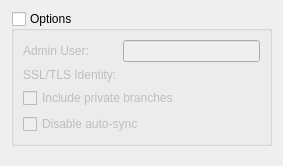
The window that src/plugins/fossil/cloneoptionspanel.ui (nomadbyte/qtcreator-plugin-fossil) describes before a commit, drawn with Qt 5.
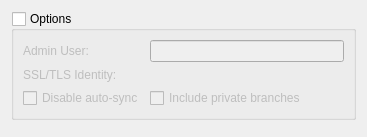
The same window after the commit. Custom widgets are drawn as their Qt base class.

```diff
--- a/src/plugins/fossil/cloneoptionspanel.ui
+++ b/src/plugins/fossil/cloneoptionspanel.ui
@@ -6,8 +6,8 @@
    <rect>
     <x>0</x>
     <y>0</y>
-    <width>283</width>
-    <height>166</height>
+    <width>367</width>
+    <height>137</height>
    </rect>
   </property>
   <property name="windowTitle">
@@ -69,17 +69,7 @@
         </property>
        </widget>
       </item>
-      <item row="2" column="0" colspan="2">
-       <widget class="QCheckBox" name="includePrivateCheckBox">
-        <property name="toolTip">
-         <string>Allow transfer of private branches.</string>
-        </property>
-        <property name="text">
-         <string>Include private branches</string>
-        </property>
-       </widget>
-      </item>
-      <item row="3" column="0" colspan="2">
+      <item row="4" column="0">
        <widget class="QCheckBox" name="disableAutosyncCheckBox">
         <property name="toolTip">
          <string>Disable automatic pull/push of local changes to the remote repository.</string>
@@ -89,6 +79,16 @@
         </property>
        </widget>
       </item>
+      <item row="4" column="1">
+       <widget class="QCheckBox" name="includePrivateCheckBox">
+        <property name="toolTip">
+         <string>Allow transfer of private branches.</string>
+        </property>
+        <property name="text">
+         <string>Include private branches</string>
+        </property>
+       </widget>
+      </item>
      </layout>
     </widget>
    </item>
```
